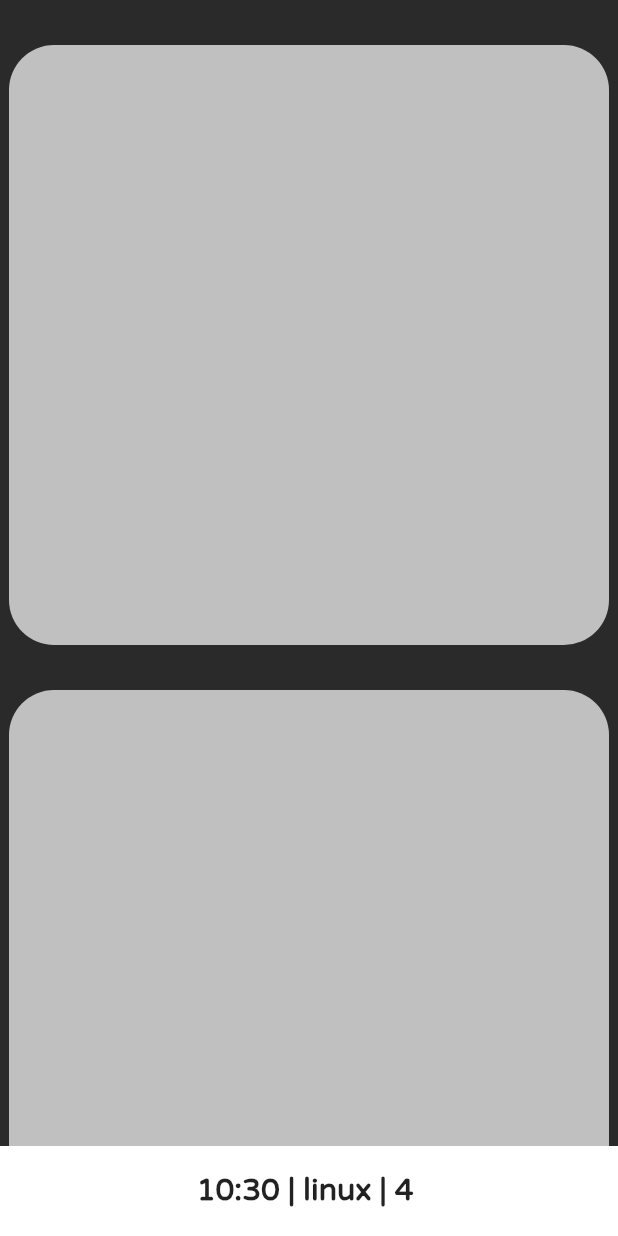
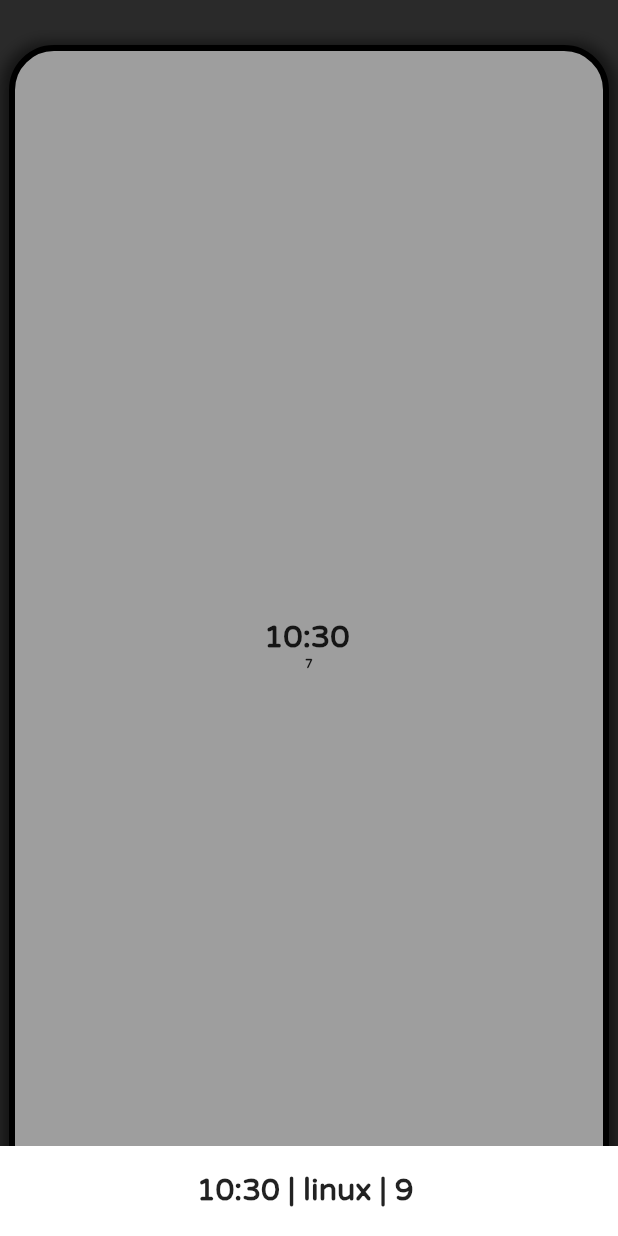
Before and after one commit to hbflow/generationfofflow, a Flutter app: the screen it shows after launch, on a phone screen of 412 x 824 dp. Run offline on Flutter 3.47's test engine with Material 2 defaults, Android fonts, the phone set to English and light mode, and no system bars; our stand-ins replace universal_io; missing offline and left inert: dart:html, delayed_widget, easy_web_view; statements that could not run were skipped.

Commit message:
New time slot

```diff
--- a/lib/main.dart
+++ b/lib/main.dart
@@ -1,10 +1,16 @@
 import 'package:flutter/material.dart';
 import 'package:hybriidflow/pages/main.dart';
 import 'pages/firstpage.dart';
+import 'dart:html';
+import 'dart:ui' as ui;
+// ignore: avoid_web_libraries_in_flutter
+
 
 
 
 void main() {
+
+
   runApp(MyApp());
 }
 
--- a/lib/pages/firstpage.dart
+++ b/lib/pages/firstpage.dart
@@ -1,3 +1,4 @@
+// @dart=2.9
 import 'package:flutter/material.dart';
 import 'package:hybriidflow/widgets/bottombar.dart';
 import 'package:hybriidflow/widgets/fullscreencentertext.dart';
--- a/lib/widgets/bottombar.dart
+++ b/lib/widgets/bottombar.dart
@@ -1,10 +1,13 @@
+
 import 'package:flutter/material.dart';
+
+
 
 class bottombar extends StatefulWidget {
 
   final ftext;
 
-  const bottombar({Key key, this.ftext}) : super(key: key);
+  const bottombar({key, this.ftext}) : super(key: key);
   @override
   _bottombarState createState() => _bottombarState();
 
--- a/lib/widgets/fullscreencentertext.dart
+++ b/lib/widgets/fullscreencentertext.dart
@@ -7,7 +7,7 @@ class fstext extends StatefulWidget {
   final text;
   final text2;
 
-  const fstext({Key key, this.text, this.text2}) : super(key: key);
+  const fstext({key, this.text, this.text2}) : super(key: key);
 
   @override
   _fstextState createState() => _fstextState();
--- a/lib/widgets/infowidget.dart
+++ b/lib/widgets/infowidget.dart
@@ -1,20 +1,114 @@
 import 'package:flutter/material.dart';
+import 'package:easy_web_view/easy_web_view.dart';
+// import 'dart:io' if (dart.library.html) 'dart:ui' as ui;
+import 'dart:ui' as ui;
+import 'dart:html';
+
+import 'package:hybriidflow/widgets/fullscreencentertext.dart';
+import 'package:hybriidflow/widgets/slots/livetime.dart';
+// ignore: camel_case_types
+// ignore: undefined_prefixed_name
+
+
 
 class infowidget extends StatefulWidget {
+
+
+
   @override
   _infowidgetState createState() => _infowidgetState();
 }
 
 class _infowidgetState extends State<infowidget> {
+
+  int test = 3;
+
+  void initState() {
+    super.initState();
+
+    // ignore: undefined_prefixed_name
+    ui.platformViewRegistry.registerViewFactory(
+        'hello-world-html',
+            (int viewId) => IFrameElement()
+          ..width = '200'
+          ..height = '260'
+          ..src = 'https://www.fiverr.com/users/hybriidbox/manage_gigs'
+          ..style.border = 'none');
+  }
+
+
+
+
+
+
+
+
+
   @override
   Widget build(BuildContext context) {
     return Container(
       width: 400,
-       height: 400,
+       height: 800,
+       child: test == 1 ? testtext() : test == 2 ? testtext2() : test == 3 ? time() : error() ,
+
+
+
        decoration: BoxDecoration(
-        color: Colors.white70,
-        borderRadius: BorderRadius.circular(30)
+        color: Colors.grey,
+        borderRadius: BorderRadius.circular(30),
+           border: Border.all(
+             color: Colors.black,
+             width: 4,
+           ),
+         boxShadow: [
+           BoxShadow(
+             color: Colors.black.withOpacity(0.5),
+             spreadRadius: 5,
+             blurRadius: 7,
+             offset: Offset(0, 3), // changes position of shadow
+           ),
+         ],
     ),
     );
   }
 }
+
+class testtext extends StatelessWidget {
+  @override
+  Widget build(BuildContext context) {
+    return Text('1st option');
+  }
+}
+
+class testtext2 extends StatelessWidget {
+  @override
+  Widget build(BuildContext context) {
+    return Text('2nd option');
+  }
+}
+
+class testtext3 extends StatelessWidget {
+  @override
+  Widget build(BuildContext context) {
+    return Text('3rd option');
+  }
+}
+
+class seconds extends StatelessWidget {
+  @override
+  Widget build(BuildContext context) {
+    return Text('3rd option');
+  }
+}
+
+class error extends StatelessWidget {
+  @override
+  Widget build(BuildContext context) {
+    return Stack(
+      children: [
+        fstext(text: 'Loading Gmail.com', text2: 'Please wait',),
+        HtmlElementView(viewType: 'hello-world-html'),
+      ],
+    );
+  }
+}
--- /dev/null
+++ b/lib/widgets/slots/livetime.dart
@@ -0,0 +1,45 @@
+import 'package:flutter/material.dart';
+import 'package:intl/intl.dart';
+
+import '../fullscreencentertext.dart';
+
+class time extends StatefulWidget {
+  const time({key}) : super(key: key);
+
+  @override
+  _timeState createState() => _timeState();
+}
+
+class _timeState extends State<time> {
+  DateTime now = DateTime.now();
+
+
+
+  void gettime() {
+    setState(() {
+      now = DateTime.now();
+    });
+
+
+    Future.delayed(Duration(seconds: 1), () {
+      gettime();
+    });
+  }
+
+  void initState() {
+    super.initState();
+    gettime();
+    // ignore: undefined_prefixed_name
+
+  }
+
+  @override
+  Widget build(BuildContext context) {
+    return Container(
+      child: fstext(
+        text: ('${DateFormat('h:mm').format(now)}'),
+        text2: ('${DateFormat('s').format(now)}') ,
+      ),
+    );
+  }
+}
--- a/pubspec.yaml
+++ b/pubspec.yaml
@@ -18,7 +18,7 @@ publish_to: 'none' # Remove this line if you wish to publish to pub.dev
 version: 1.0.0+1
 
 environment:
-  sdk: ">=2.7.0 <3.0.0"
+  sdk: ">=2.11.0 <3.0.0"
 
 dependencies:
   flutter:
@@ -31,6 +31,7 @@ dependencies:
   delayed_widget: ^1.1.1
   intl: ^0.17.0
   universal_io: ^2.0.4
+  easy_web_view: ^1.5.0
 
 dev_dependencies:
   flutter_test:
```
Also changed, not shown: lib/pages/main.dart (+28 -1 lines), pubspec.lock, 3 other files.
